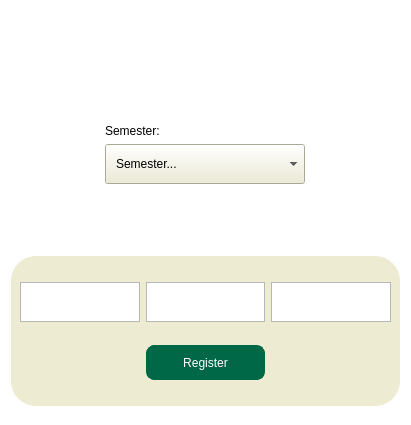
Before: the Qt Designer form studentregistrationform.ui in RyanLewis155/College-Portal-Project, drawn with Qt 5.
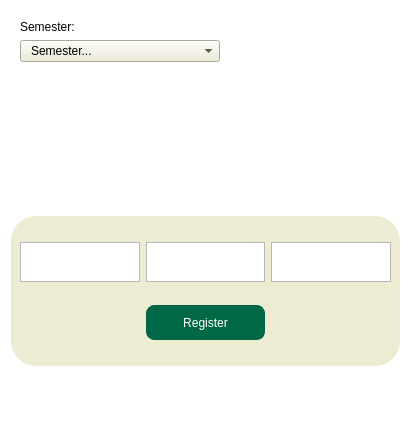
After: the same form once the commit is applied.

Patch:
```diff
--- a/studentregistrationform.ui
+++ b/studentregistrationform.ui
@@ -25,7 +25,120 @@
 }</string>
   </property>
   <layout class="QGridLayout" name="gridLayout">
-   <item row="1" column="0">
+   <property name="sizeConstraint">
+    <enum>QLayout::SizeConstraint::SetDefaultConstraint</enum>
+   </property>
+   <item row="0" column="0" alignment="Qt::AlignmentFlag::AlignLeft|Qt::AlignmentFlag::AlignTop">
+    <widget class="QFrame" name="frame_Semester">
+     <property name="sizePolicy">
+      <sizepolicy hsizetype="Preferred" vsizetype="Fixed">
+       <horstretch>0</horstretch>
+       <verstretch>0</verstretch>
+      </sizepolicy>
+     </property>
+     <property name="minimumSize">
+      <size>
+       <width>0</width>
+       <height>40</height>
+      </size>
+     </property>
+     <property name="maximumSize">
+      <size>
+       <width>16777215</width>
+       <height>150</height>
+      </size>
+     </property>
+     <property name="styleSheet">
+      <string notr="true">QFrame#frame_Semester {
+	background-color: white;
+}</string>
+     </property>
+     <layout class="QVBoxLayout" name="verticalLayout">
+      <item alignment="Qt::AlignmentFlag::AlignBottom">
+       <widget class="QLabel" name="label_SemesterPicker">
+        <property name="sizePolicy">
+         <sizepolicy hsizetype="Expanding" vsizetype="Expanding">
+          <horstretch>0</horstretch>
+          <verstretch>0</verstretch>
+         </sizepolicy>
+        </property>
+        <property name="maximumSize">
+         <size>
+          <width>16777215</width>
+          <height>50</height>
+         </size>
+        </property>
+        <property name="styleSheet">
+         <string notr="true">QLabel#label_SemesterPicker {
+	background-color: white;
+	color: black;
+}</string>
+        </property>
+        <property name="text">
+         <string>Semester: </string>
+        </property>
+       </widget>
+      </item>
+      <item>
+       <widget class="QComboBox" name="comboBox_RegSemester">
+        <property name="sizePolicy">
+         <sizepolicy hsizetype="Preferred" vsizetype="Expanding">
+          <horstretch>0</horstretch>
+          <verstretch>0</verstretch>
+         </sizepolicy>
+        </property>
+        <property name="minimumSize">
+         <size>
+          <width>200</width>
+          <height>0</height>
+         </size>
+        </property>
+        <property name="maximumSize">
+         <size>
+          <width>250</width>
+          <height>40</height>
+         </size>
+        </property>
+        <property name="autoFillBackground">
+         <bool>false</bool>
+        </property>
+        <property name="styleSheet">
+         <string notr="true">QComboBox#comboBox_RegSemester {
+	background-color: #EDEBD1;
+	color: black;
+	padding-left: 10px;
+	padding-right: 10px;
+	padding-top: 2px;
+	padding-bottom: 2px;
+}</string>
+        </property>
+        <property name="currentText">
+         <string/>
+        </property>
+        <property name="placeholderText">
+         <string>Semester...</string>
+        </property>
+        <item>
+         <property name="text">
+          <string>Summer 2026</string>
+         </property>
+        </item>
+        <item>
+         <property name="text">
+          <string>Fall 2026</string>
+         </property>
+        </item>
+        <item>
+         <property name="text">
+          <string>Spring 2027</string>
+         </property>
+        </item>
+       </widget>
+      </item>
+     </layout>
+    </widget>
+   </item>
+   <item row="1" column="0" alignment="Qt::AlignmentFlag::AlignLeft|Qt::AlignmentFlag::AlignTop">
     <widget class="QFrame" name="frame_CourseEntries">
      <property name="sizePolicy">
       <sizepolicy hsizetype="Expanding" vsizetype="Preferred">
@@ -133,116 +246,6 @@
      </layout>
     </widget>
    </item>
-   <item row="0" column="0" alignment="Qt::AlignmentFlag::AlignHCenter">
-    <widget class="QFrame" name="frame_Semester">
-     <property name="sizePolicy">
-      <sizepolicy hsizetype="Preferred" vsizetype="Fixed">
-       <horstretch>0</horstretch>
-       <verstretch>0</verstretch>
-      </sizepolicy>
-     </property>
-     <property name="minimumSize">
-      <size>
-       <width>0</width>
-       <height>40</height>
-      </size>
-     </property>
-     <property name="maximumSize">
-      <size>
-       <width>16777215</width>
-       <height>150</height>
-      </size>
-     </property>
-     <property name="styleSheet">
-      <string notr="true">QFrame#frame_Semester {
-	background-color: white;
-}</string>
-     </property>
-     <layout class="QVBoxLayout" name="verticalLayout">
-      <item alignment="Qt::AlignmentFlag::AlignBottom">
-       <widget class="QLabel" name="label_SemesterPicker">
-        <property name="sizePolicy">
-         <sizepolicy hsizetype="Expanding" vsizetype="Expanding">
-          <horstretch>0</horstretch>
-          <verstretch>0</verstretch>
-         </sizepolicy>
-        </property>
-        <property name="maximumSize">
-         <size>
-          <width>16777215</width>
-          <height>50</height>
-         </size>
-        </property>
-        <property name="styleSheet">
-         <string notr="true">QLabel#label_SemesterPicker {
-	background-color: white;
-	color: black;
-}</string>
-        </property>
-        <property name="text">
-         <string>Semester: </string>
-        </property>
-       </widget>
-      </item>
-      <item>
-       <widget class="QComboBox" name="comboBox_RegSemester">
-        <property name="sizePolicy">
-         <sizepolicy hsizetype="Preferred" vsizetype="Expanding">
-          <horstretch>0</horstretch>
-          <verstretch>0</verstretch>
-         </sizepolicy>
-        </property>
-        <property name="minimumSize">
-         <size>
-          <width>200</width>
-          <height>0</height>
-         </size>
-        </property>
-        <property name="maximumSize">
-         <size>
-          <width>250</width>
-          <height>40</height>
-         </size>
-        </property>
-        <property name="autoFillBackground">
-         <bool>false</bool>
-        </property>
-        <property name="styleSheet">
-         <string notr="true">QComboBox#comboBox_RegSemester {
-	background-color: #EDEBD1;
-	color: black;
-	padding-left: 10px;
-	padding-right: 10px;
-	padding-top: 2px;
-	padding-bottom: 2px;
-}</string>
-        </property>
-        <property name="currentText">
-         <string/>
-        </property>
-        <property name="placeholderText">
-         <string>Semester...</string>
-        </property>
-        <item>
-         <property name="text">
-          <string>Summer 2026</string>
-         </property>
-        </item>
-        <item>
-         <property name="text">
-          <string>Fall 2026</string>
-         </property>
-        </item>
-        <item>
-         <property name="text">
-          <string>Spring 2027</string>
-         </property>
-        </item>
-       </widget>
-      </item>
-     </layout>
-    </widget>
-   </item>
   </layout>
  </widget>
  <resources/>
```
